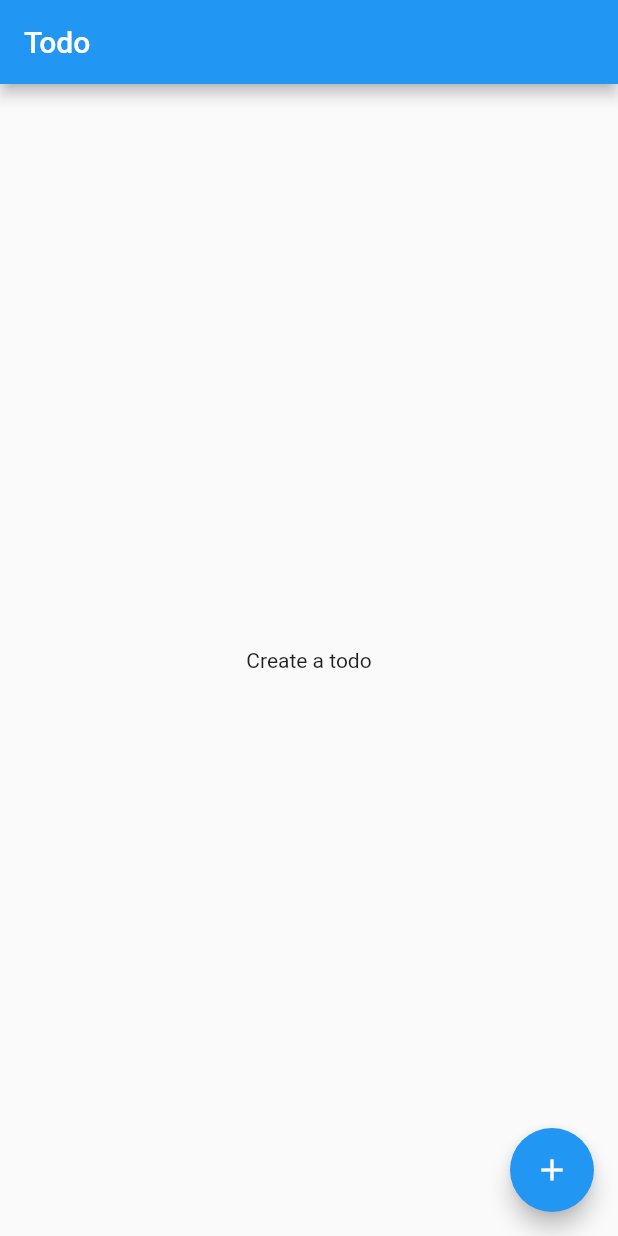
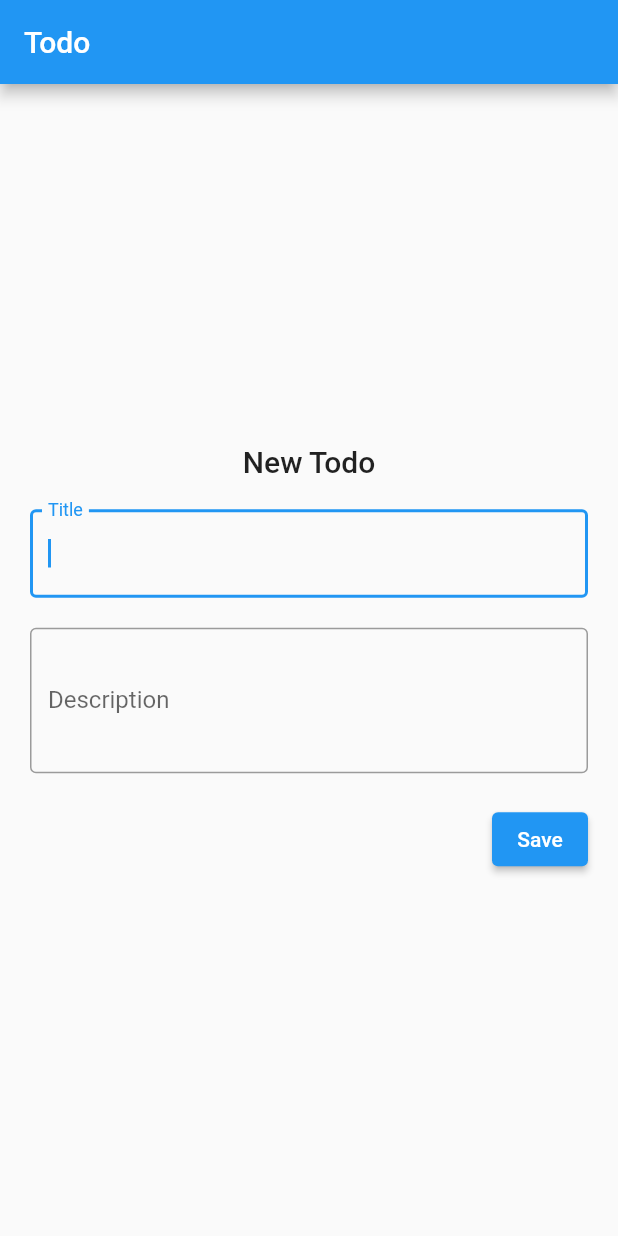
Before and after one commit to albinpk/flutter-todo, a Flutter app: the screen it shows after launch, on a phone screen of 412 x 824 dp. Run offline on Flutter 3.47's test engine with Material 2 defaults, Android fonts, the phone set to English and light mode, and no system bars; our stand-ins replace equatable, flutter_bloc, localstorage; missing offline and left inert: window_size.

Commit message:
refactor(todo): shows `TodoForm` when todos is empty
also hide the FAB

```diff
--- a/000-todo/lib/pages/todo_page.dart
+++ b/000-todo/lib/pages/todo_page.dart
@@ -15,8 +15,10 @@ class TodoPage extends StatelessWidget {
     final isWeb = context.select((TestHelper h) => h.isWeb);
     final isMobile = Theme.of(context).platform.isMobile;
     final width = MediaQuery.of(context).size.width;
+    final haveTodo = context.select((TodoCubit c) => c.state.todos.isNotEmpty);
 
-    final bool showFab = (!isWeb && isMobile) || width <= Breakpoint.w800;
+    final bool showFab =
+        haveTodo && ((!isWeb && isMobile) || width <= Breakpoint.w800);
 
     return Scaffold(
       appBar: const TodoPageAppBar(),
@@ -86,7 +88,7 @@ class TodoView extends StatelessWidget {
 
         if (state.todos.isEmpty) {
           return const Center(
-            child: Text('Create a todo'),
+            child: TodoForm(canPop: false),
           );
         }
 
```
